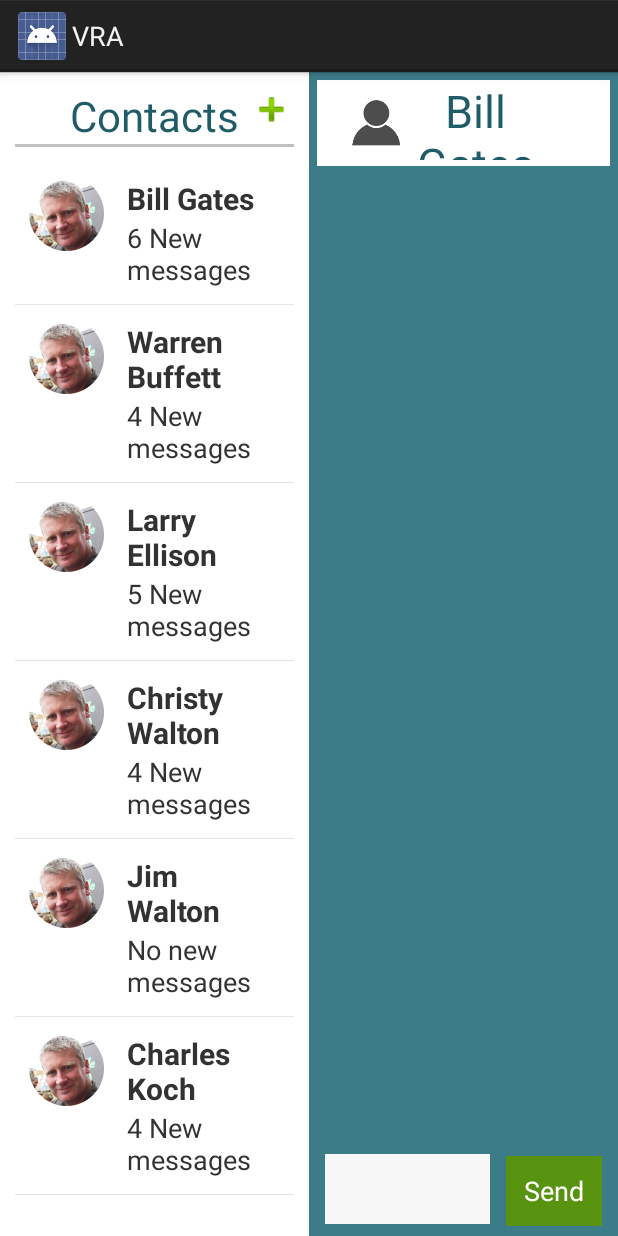
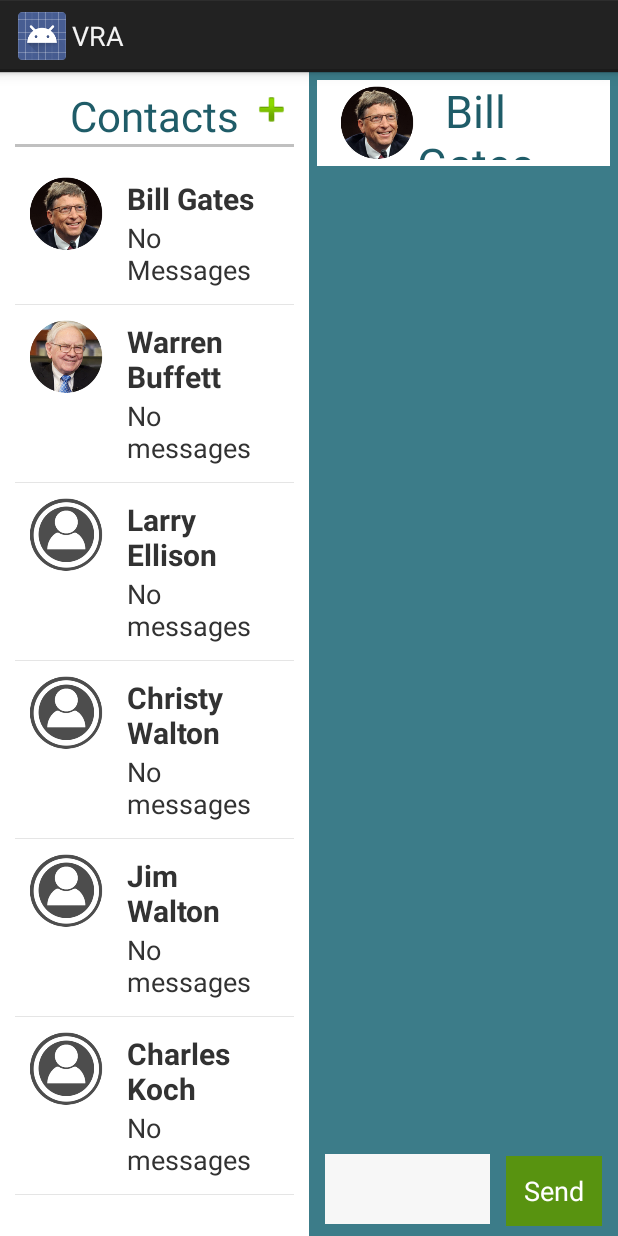
Before and after one commit to SilvanSalgues/VRA, an Android app: the fragment Fragment_messenger shown on its own in the app's theme, on a phone screen of 412 x 824 dp. Run offline under Robolectric (Android 15) with nearby library versions, the phone set to English and light mode, and no system bars; libraries missing offline, so code that uses them is left out: com.microsoft.windowsazure; 5 statements that could not run were skipped.

Commit message:
-Couple new updates to the messenger fragment. Now under the contact name in the list to the left of the screen is the number of messages that contact has sent and received. This number changes if a new message is added or deleted. - The Contacts no longer all use the same default profile picture. - The default profile picture has also been updated.

```diff
--- a/VRA/app/src/main/java/com/example/darren/VRA/Messenger/Adapter_Contact.java
+++ b/VRA/app/src/main/java/com/example/darren/VRA/Messenger/Adapter_Contact.java
@@ -50,12 +50,12 @@ class Adapter_Contact extends BaseAdapter{
 
         ImageView icon = (ImageView) row.findViewById(R.id.icon);
         TextView contact_name = (TextView)row.findViewById(R.id.contact_name);
-        TextView phone_number = (TextView)row.findViewById(R.id.new_messages);
+        TextView NumberOfSMS = (TextView)row.findViewById(R.id.NumberOfSMS);
 
         final Type_Contact Contact = data.get(position);
-        icon.setBackgroundResource(R.drawable.profile);
+        icon.setBackgroundResource(Contact.getIcon());
         contact_name.setText(Contact.getName());
-        phone_number.setText(Contact.getNumberOfSMS());
+        NumberOfSMS.setText(Contact.getNumberOfSMS());
 
         return row;
     }
--- a/VRA/app/src/main/java/com/example/darren/VRA/Messenger/Fragment_messenger.java
+++ b/VRA/app/src/main/java/com/example/darren/VRA/Messenger/Fragment_messenger.java
@@ -17,7 +17,6 @@ import android.widget.ImageView;
 import android.widget.ListView;
 import android.widget.ProgressBar;
 import android.widget.TextView;
-import android.widget.Toast;
 
 import com.example.darren.VRA.R;
 import com.google.common.util.concurrent.FutureCallback;
@@ -35,7 +34,6 @@ import com.microsoft.windowsazure.notifications.NotificationsManager;
 import java.net.MalformedURLException;
 import java.util.ArrayList;
 import java.util.List;
-import java.util.Random;
 
 public class Fragment_messenger extends Fragment {
 
@@ -61,7 +59,7 @@ public class Fragment_messenger extends Fragment {
     ListView SMS_listview;
 
     String[] contact_name;
-
+    int[] contact_icon;
     ImageView icon_person;
 
 
@@ -73,29 +71,33 @@ public class Fragment_messenger extends Fragment {
                 "Larry Ellison",
                 "Christy Walton",
                 "Jim Walton",
-                "Charles Koch",
+                "Charles Koch"
         };
 
-        Random r = new Random();
-        for (String aContact_name : contact_name) {
+        contact_icon = new int[]{
+                R.drawable.bill_gates,
+                R.drawable.warren_buffet,
+                R.drawable.default_profile,
+                R.drawable.default_profile,
+                R.drawable.default_profile,
+                R.drawable.default_profile
+        };
 
-            int rand = r.nextInt(10);
-
-            if (rand == 0) {
-                fetch.add(new Type_Contact(aContact_name, "No new messages"));
-            } else if (rand == 1) {
-                fetch.add(new Type_Contact(aContact_name, rand + " New message"));
-            } else {
-                fetch.add(new Type_Contact(aContact_name, rand + " New messages"));
-            }
+        // Setting up a number of contacts
+        for (int contact = 0; contact < contact_name.length; contact++){
+            fetch.add(new Type_Contact(contact_name[contact], "No messages", contact_icon[contact]));
         }
 
+        // The contacts name above the SMS messages container
         Person = (TextView) InputFragmentView.findViewById(R.id.Person);
+
+        // The icon of the contact above the SMS messages container
         icon_person = (ImageView) InputFragmentView.findViewById(R.id.icon_person);
 
         if (contact_name.length > 0)
         {
             Person.setText(contact_name[0]);
+            icon_person.setBackgroundResource(contact_icon[0]);
         }
 
         adapter_contact = new Adapter_Contact(getActivity(), fetch);
@@ -107,7 +109,7 @@ public class Fragment_messenger extends Fragment {
 
                 //here you can use the position to determine what persons messages to display
                 Person.setText(fetch.get(position).getName());
-                icon_person.setBackgroundResource(R.drawable.profile);
+                icon_person.setBackgroundResource(fetch.get(position).getIcon());
             }
         });
 
@@ -143,21 +145,19 @@ public class Fragment_messenger extends Fragment {
                 public void onItemClick(AdapterView<?> parent, View view, int position, long id) {
 
                     //here you can use the position to determine what message has been pressed
-                    //Toast.makeText(getActivity(),"Position " +  position,Toast.LENGTH_SHORT).show();
-
-                    Type_SMS currentItem = (Type_SMS) SMS_listview.getItemAtPosition(position);
-                    Toast.makeText(getActivity(), "Item " + currentItem, Toast.LENGTH_SHORT).show();
+                   Type_SMS currentItem = (Type_SMS) SMS_listview.getItemAtPosition(position);
+                   // Toast.makeText(getActivity(), "Item " + currentItem, Toast.LENGTH_SHORT).show();
 
                     AlertDialog diaBox = AskOption(currentItem);
                     diaBox.show();
                 }
             });
 
+
+
             NotificationsManager.handleNotifications(getActivity(), SENDER_ID, Notification_Handler.class);
             // Load the items from the Mobile Service
             refreshItemsFromTable();
-
-
 
         }
         catch (MalformedURLException e) {
@@ -170,7 +170,7 @@ public class Fragment_messenger extends Fragment {
         return InputFragmentView;
     }
 
-    public void checkItem(final Type_SMS item) {
+    public void removeItem(final Type_SMS item) {
         if (AzureClient == null) {
             return;
         }
@@ -187,9 +187,10 @@ public class Fragment_messenger extends Fragment {
                     getActivity().runOnUiThread(new Runnable() {
                         @Override
                         public void run() {
-                            //if (entity.isComplete()) {
-                            adapter_sms.remove(entity);
-                            //}
+                            if (entity.isComplete()) {
+                                adapter_sms.remove(entity);
+                                updateSMScount(0);
+                            }
                         }
                     });
                 } catch (Exception exception){
@@ -229,6 +230,7 @@ public class Fragment_messenger extends Fragment {
                             public void run() {
                                 if (!entity.isComplete()) {
                                     adapter_sms.add(entity);
+                                    updateSMScount(0);
                                 }
                             }
                         });
@@ -266,6 +268,8 @@ public class Fragment_messenger extends Fragment {
                             for (Type_SMS item : results) {
                                 adapter_sms.add(item);
                             }
+
+                            updateSMScount(0);
                         }
                     });
                 } catch (Exception exception){
@@ -320,6 +324,30 @@ public class Fragment_messenger extends Fragment {
         }
     }
 
+    // Update SMS count on contact list
+    private void updateSMScount(int index){
+        View v = Contact_listview.getChildAt(index -
+                Contact_listview.getFirstVisiblePosition());
+
+        if (v == null) {
+            return;
+        }
+        TextView NumberOfSMS = (TextView) v.findViewById(R.id.NumberOfSMS);
+        int countSMS = adapter_sms.getCount();
+        String countToString;
+        if (countSMS == 0) {
+            countToString = "No Messages";
+        }
+        else if (countSMS == 1) {
+            countToString ="1 Message";
+        }
+        else{
+            countToString = countSMS + " Messages";
+        }
+        NumberOfSMS.setText(countToString);
+        fetch.set(0, new Type_Contact(contact_name[index], countToString, contact_icon[index]));
+    }
+
     // Method for displaying a Dialog when deleting message
     private AlertDialog AskOption( final Type_SMS currentItem ){
         return new AlertDialog.Builder(getActivity())
@@ -331,7 +359,7 @@ public class Fragment_messenger extends Fragment {
 
                     public void onClick(DialogInterface dialog, int whichButton) {
                         //your deleting code
-                        checkItem(currentItem);
+                        removeItem(currentItem);
                         dialog.dismiss();
                     }
 
--- a/VRA/app/src/main/java/com/example/darren/VRA/Messenger/Type_Contact.java
+++ b/VRA/app/src/main/java/com/example/darren/VRA/Messenger/Type_Contact.java
@@ -3,27 +3,22 @@
 package com.example.darren.VRA.Messenger;
 
 public class Type_Contact {
-    private String contactName;
-    private String NumberOfSMS;
+    String contact_name;
+    String NumberOfSMS;
+    int icon;
 
-    public Type_Contact(String st1, String st2){
-        contactName = st1;
-        NumberOfSMS = st2;
+    public Type_Contact(String contact_name, String NumberOfSMS, int icon){
+        this.contact_name = contact_name;
+        this.NumberOfSMS = NumberOfSMS;
+        this.icon = icon;
     }
 
-    public String getName(){
-        return contactName;
-    }
-
+    public String getName(){return contact_name;}
     public String getNumberOfSMS(){
         return NumberOfSMS;
     }
-
-    public void setName(String st1){
-        contactName = st1;
-    }
-
-    public void setNumberOfSMS(String st2){
-        NumberOfSMS = st2;
+    public int getIcon(){return icon;}
+    public void setName(String contact_name){
+        this.contact_name = contact_name;
     }
 }
--- a/VRA/app/src/main/res/layout/home.xml
+++ b/VRA/app/src/main/res/layout/home.xml
@@ -110,10 +110,10 @@
         android:background="@color/Light_Grey">
 
         <ImageButton
-            android:layout_width="wrap_content"
-            android:layout_height="wrap_content"
+            android:layout_width="203px"
+            android:layout_height="203px"
             android:id="@+id/profile"
-            android:background="@drawable/profile"
+            android:background="@drawable/default_profile"
             android:visibility="visible"
             android:layout_alignParentBottom="true"
             android:layout_marginTop="15dp"
--- a/VRA/app/src/main/res/layout/row_contact.xml
+++ b/VRA/app/src/main/res/layout/row_contact.xml
@@ -35,7 +35,7 @@
             android:textIsSelectable="false" />
 
         <TextView
-            android:id="@+id/new_messages"
+            android:id="@+id/NumberOfSMS"
             android:layout_width="wrap_content"
             android:layout_height="wrap_content"
             android:typeface="sans"
--- a/VRA/app/src/main/res/layout/row_sms_received.xml
+++ b/VRA/app/src/main/res/layout/row_sms_received.xml
@@ -9,9 +9,9 @@
         android:layout_width="wrap_content"
         android:layout_height="wrap_content"
         android:background="@drawable/rounded_corner"
-        android:paddingLeft="5dp"
+        android:paddingLeft="6dp"
         android:paddingTop="3dp"
-        android:paddingRight="5dp"
+        android:paddingRight="6dp"
         android:paddingBottom="3dp"
         android:layout_alignParentEnd="false"
         android:layout_alignParentStart="true"
--- a/VRA/app/src/main/res/layout/row_sms_sent.xml
+++ b/VRA/app/src/main/res/layout/row_sms_sent.xml
@@ -9,9 +9,9 @@
         android:layout_width="wrap_content"
         android:layout_height="wrap_content"
         android:background="@drawable/rounded_corner"
-        android:paddingLeft="5dp"
+        android:paddingLeft="6dp"
         android:paddingTop="3dp"
-        android:paddingRight="5dp"
+        android:paddingRight="6dp"
         android:paddingBottom="3dp"
         android:layout_alignParentEnd="true"
         android:layout_marginLeft="100dp">
--- a/VRA/app/src/main/res/values/colours.xml
+++ b/VRA/app/src/main/res/values/colours.xml
@@ -6,4 +6,5 @@
     <color name="Lime_Green">#FF589310</color>
     <color name="Light_Grey">#FFF7F7F7</color>
     <color name="Dark_Grey">#FF585858</color>
+    <color name="Light_Blue">#FF8AE3F6</color>
 </resources>
```
Also changed, not shown: VRA/app/src/main/java/com/example/darren/VRA/Home/Fragment_home.java (+22 -1 lines), VRA/app/src/main/java/com/example/darren/VRA/Messenger/Adapter_SMS.java (+3 -4 lines), VRA/app/src/main/res/drawable-xhdpi/bill_gates.png (added), VRA/app/src/main/res/drawable-xhdpi/default_profile.png, VRA/app/src/main/res/drawable-xhdpi/icon_notification.png, VRA/app/src/main/res/drawable-xhdpi/warren_buffet.png (added).
